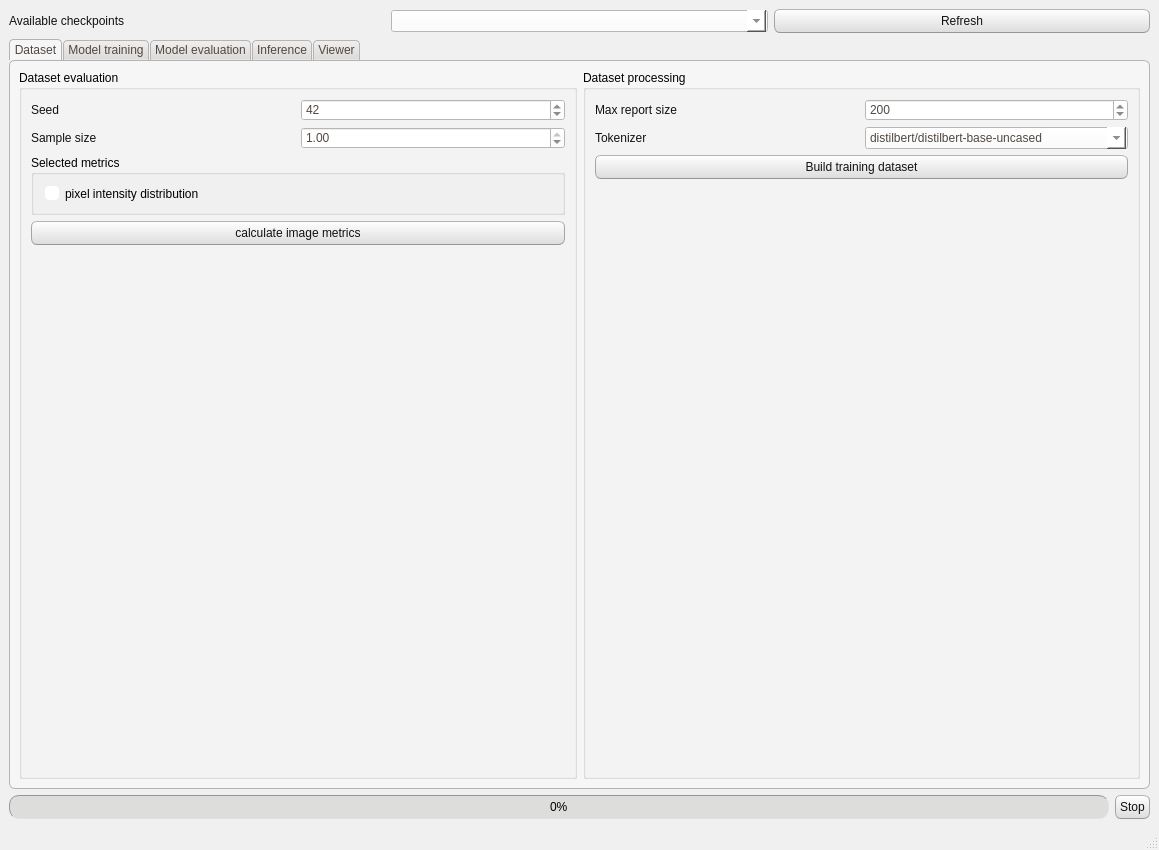
The window that XREPORT/commons/interface/layout/window_layout.ui (CTCycle/XREPORT-radiological-reports-generator) describes before a commit, drawn with Qt 5.
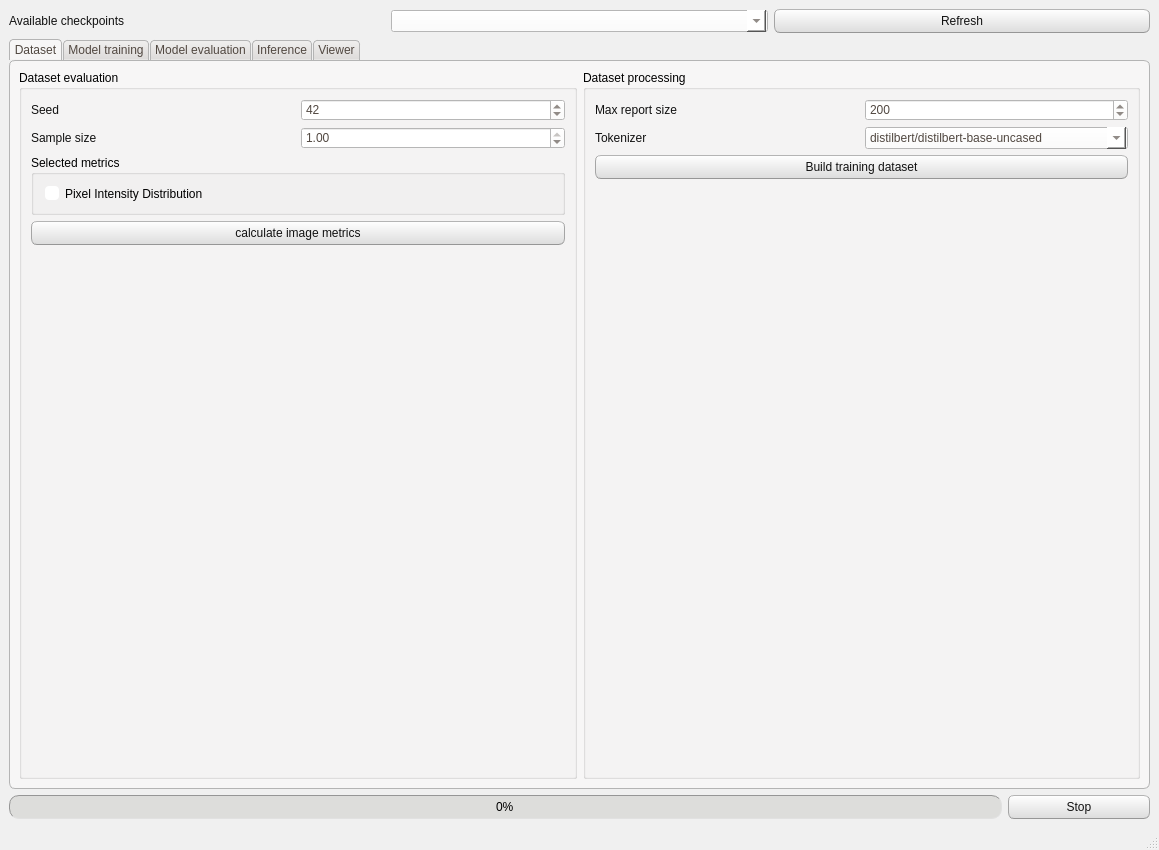
The same window after the commit.

Patch:
```diff
--- a/XREPORT/commons/interface/layout/window_layout.ui
+++ b/XREPORT/commons/interface/layout/window_layout.ui
@@ -535,7 +535,7 @@
      </layout>
     </item>
     <item row="2" column="0">
-     <layout class="QHBoxLayout" name="progressLayour">
+     <layout class="QHBoxLayout" name="progressLayour" stretch="7,1">
       <item>
        <widget class="QProgressBar" name="progressBar">
         <property name="value">
@@ -628,7 +628,7 @@
               <item>
                <widget class="QCheckBox" name="getPixDist">
                 <property name="text">
-                 <string>pixel intensity distribution</string>
+                 <string>Pixel Intensity Distribution</string>
                 </property>
                </widget>
               </item>
```
Left out of the diff: 18 changed lines with no effect on the pictures.
